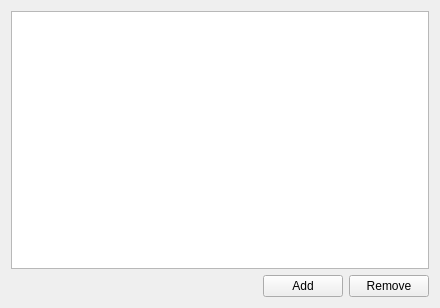
gomons/Programm, file Src/TableViewWidget.ui: the form before one commit.
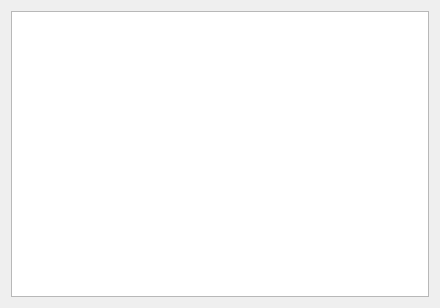
The form after the commit.

```diff
--- a/Src/TableViewWidget.ui
+++ b/Src/TableViewWidget.ui
@@ -17,49 +17,6 @@
    <item>
     <widget class="QTableView" name="tableView"/>
    </item>
-   <item>
-    <layout class="QHBoxLayout" name="addRemoveLayout">
-     <item>
-      <spacer name="horizontalSpacer">
-       <property name="orientation">
-        <enum>Qt::Horizontal</enum>
-       </property>
-       <property name="sizeHint" stdset="0">
-        <size>
-         <width>40</width>
-         <height>20</height>
-        </size>
-       </property>
-      </spacer>
-     </item>
-     <item>
-      <widget class="QPushButton" name="addButton">
-       <property name="sizePolicy">
-        <sizepolicy hsizetype="Fixed" vsizetype="Fixed">
-         <horstretch>0</horstretch>
-         <verstretch>0</verstretch>
-        </sizepolicy>
-       </property>
-       <property name="text">
-        <string>Add</string>
-       </property>
-      </widget>
-     </item>
-     <item>
-      <widget class="QPushButton" name="removeButton">
-       <property name="sizePolicy">
-        <sizepolicy hsizetype="Fixed" vsizetype="Fixed">
-         <horstretch>0</horstretch>
-         <verstretch>0</verstretch>
-        </sizepolicy>
-       </property>
-       <property name="text">
-        <string>Remove</string>
-       </property>
-      </widget>
-     </item>
-    </layout>
-   </item>
   </layout>
  </widget>
  <resources/>
```
